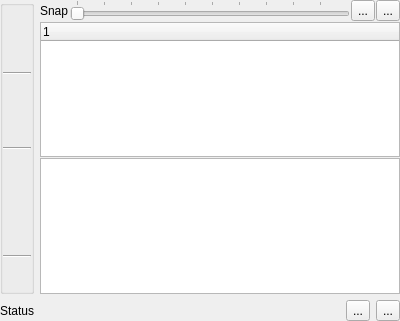
Above: lumina-fm/widgets/DirWidget.ui from lumina-desktop/lumina before the change. Below: the same form after it.
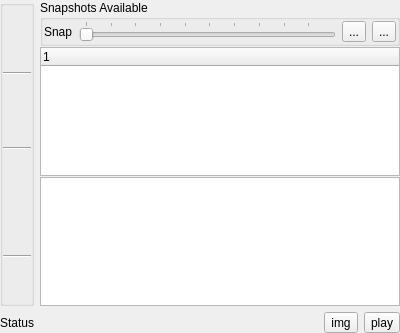
That is the form after the change.

```diff
--- a/lumina-fm/widgets/DirWidget.ui
+++ b/lumina-fm/widgets/DirWidget.ui
@@ -7,7 +7,7 @@
     <x>0</x>
     <y>0</y>
     <width>400</width>
-    <height>300</height>
+    <height>333</height>
    </rect>
   </property>
   <property name="windowTitle">
@@ -395,7 +395,26 @@
       <number>1</number>
      </property>
      <item>
-      <layout class="QHBoxLayout" name="horizontalLayout">
+      <widget class="QGroupBox" name="group_snaps">
+       <property name="title">
+        <string>Snapshots Available</string>
+       </property>
+       <property name="flat">
+        <bool>true</bool>
+       </property>
+       <layout class="QHBoxLayout" name="horizontalLayout_3">
+        <property name="leftMargin">
+         <number>1</number>
+        </property>
+        <property name="topMargin">
+         <number>1</number>
+        </property>
+        <property name="rightMargin">
+         <number>1</number>
+        </property>
+        <property name="bottomMargin">
+         <number>1</number>
+        </property>
        <item>
         <widget class="QLabel" name="label_snap">
          <property name="text">
@@ -440,6 +459,7 @@
         </widget>
        </item>
       </layout>
+      </widget>
      </item>
      <item>
       <widget class="QTreeWidget" name="treeWidget">
@@ -477,14 +497,14 @@
      <item>
       <widget class="QToolButton" name="toolButton_5">
        <property name="text">
-        <string>...</string>
+        <string notr="true">img</string>
        </property>
       </widget>
      </item>
      <item>
       <widget class="QToolButton" name="toolButton_6">
        <property name="text">
-        <string>...</string>
+        <string notr="true">play</string>
        </property>
       </widget>
      </item>
```
Left out of the diff: 10 changed lines with no effect on the pictures. Lines whose indentation alone changed are shown as unchanged.
